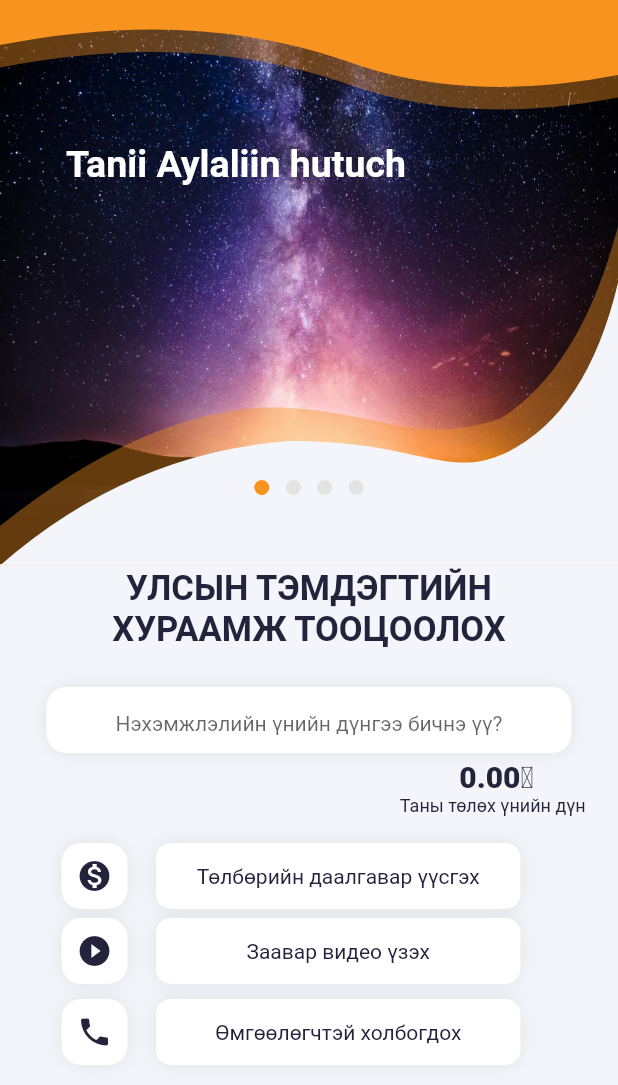
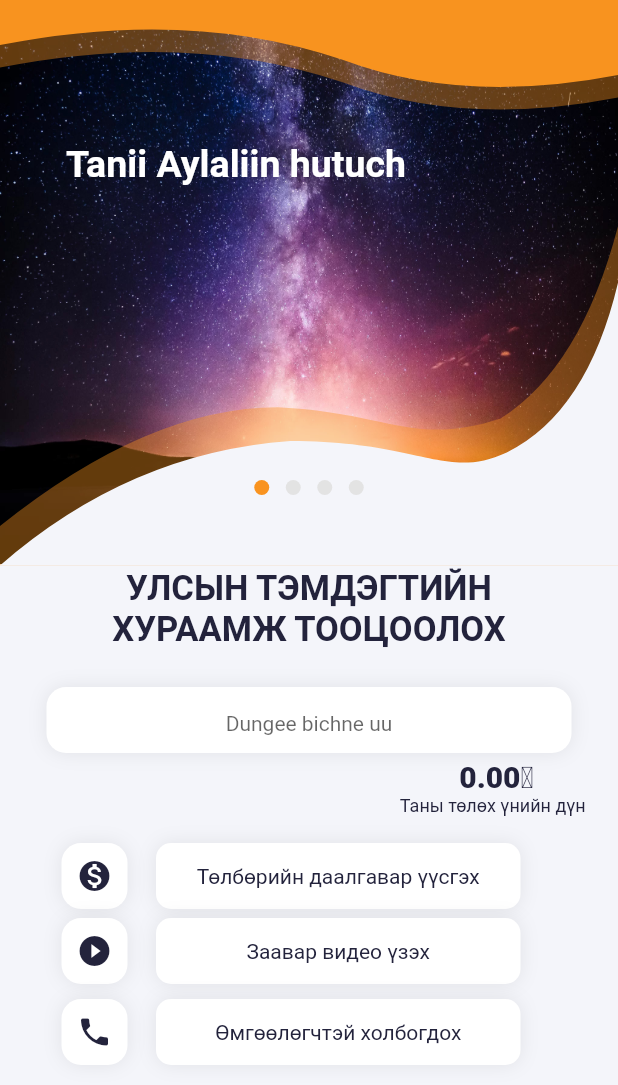
Before and after one commit to temka0170/lawapp, a Flutter app: the CalculatorPage screen opened directly, on a phone screen of 412 x 824 dp. Shown: the top 1085 px of the screen. Run offline on Flutter 3.47's test engine with Material 2 defaults, Android fonts, the phone set to English and light mode, and no system bars; our stand-ins replace carousel_slider, curved_navigation_bar, flutter_custom_clippers; missing offline and left inert: flutter_phone_direct_caller; Roboto replaces fonts that are missing (SFProDisplay).

Commit message:
hint text solison

```diff
--- a/lib/calculator.dart
+++ b/lib/calculator.dart
@@ -99,7 +99,7 @@ class _MyCustomFormState extends State<CalculatorPage> {
                       ],
                       decoration: InputDecoration(
                         border: InputBorder.none,
-                        hintText: "Нэхэмжлэлийн үнийн дүнгээ бичнэ үү?",
+                        hintText: "Dungee bichne uu",
                       ),
                       textAlign: TextAlign.center,
                       style: TextStyle(
```
